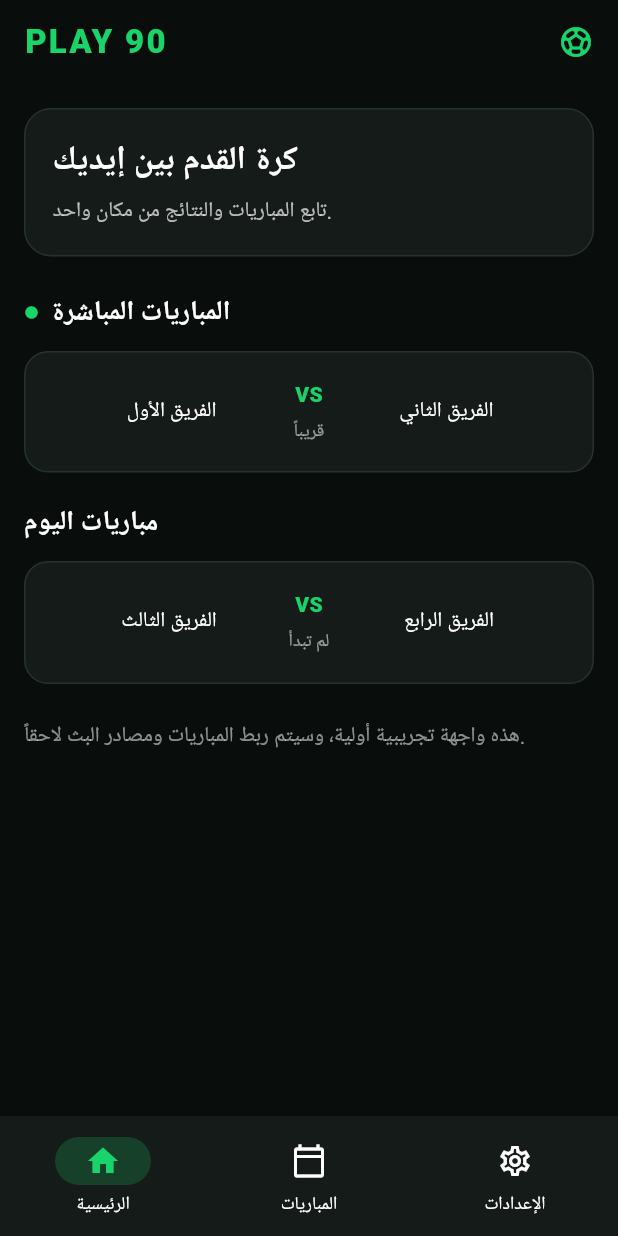
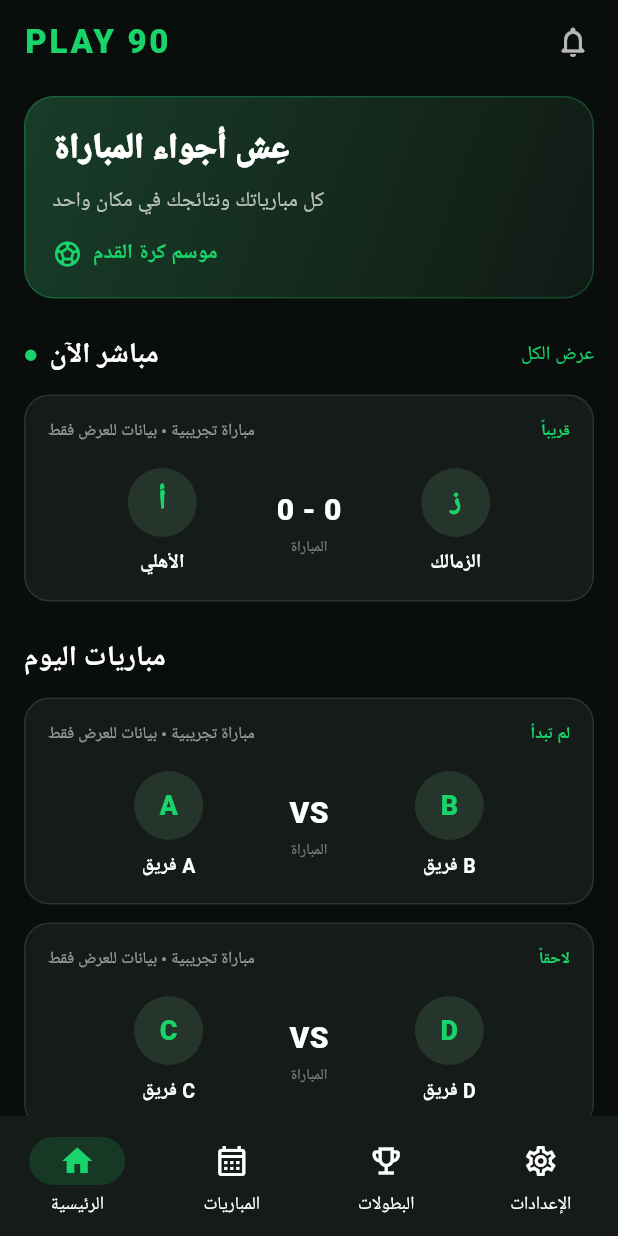
Before and after one commit to hassan18-hue/play-90-2, a Flutter app: the screen it shows after launch, on a phone screen of 412 x 824 dp. Run offline on Flutter 3.47's test engine with Material 3 defaults, Android fonts, the phone set to English and light mode, and no system bars.

Commit message:
Update main.dart

```diff
--- a/lib/main.dart
+++ b/lib/main.dart
@@ -1,8 +1,10 @@
 import 'package:flutter/material.dart';
 
-void main() {
-  runApp(const Play90App());
-}
+void main() => runApp(const Play90App());
+
+const green = Color(0xFF19D36B);
+const background = Color(0xFF090D0B);
+const panel = Color(0xFF151B18);
 
 class Play90App extends StatelessWidget {
   const Play90App({super.key});
@@ -10,16 +12,12 @@ class Play90App extends StatelessWidget {
   @override
   Widget build(BuildContext context) {
     return MaterialApp(
+      title: 'PLAY 90',
       debugShowCheckedModeBanner: false,
-      title: 'PLAY 90',
       theme: ThemeData(
         brightness: Brightness.dark,
-        scaffoldBackgroundColor: const Color(0xFF090D0B),
-        colorScheme: const ColorScheme.dark(
-          primary: Color(0xFF19D36B),
-          secondary: Color(0xFF19D36B),
-          surface: Color(0xFF151B18),
-        ),
+        scaffoldBackgroundColor: background,
+        colorScheme: const ColorScheme.dark(primary: green, surface: panel),
         useMaterial3: true,
       ),
       home: const HomePage(),
@@ -27,102 +25,130 @@ class Play90App extends StatelessWidget {
   }
 }
 
-class HomePage extends StatelessWidget {
+class HomePage extends StatefulWidget {
   const HomePage({super.key});
+
+  @override
+  State<HomePage> createState() => _HomePageState();
+}
+
+class _HomePageState extends State<HomePage> {
+  int selectedTab = 0;
 
   @override
   Widget build(BuildContext context) {
     return Scaffold(
       appBar: AppBar(
-        backgroundColor: const Color(0xFF090D0B),
-        title: const Text(
-          'PLAY 90',
-          style: TextStyle(
-            color: Color(0xFF19D36B),
-            fontWeight: FontWeight.w900,
-            letterSpacing: 1.5,
-          ),
-        ),
+        backgroundColor: background,
+        title: const Text('PLAY 90', style: TextStyle(
+          color: green, fontWeight: FontWeight.w900, letterSpacing: 1.8,
+        )),
         actions: const [
           Padding(
-            padding: EdgeInsets.only(right: 16),
-            child: Icon(Icons.sports_soccer, color: Color(0xFF19D36B)),
+            padding: EdgeInsetsDirectional.only(end: 18),
+            child: Icon(Icons.notifications_none_rounded, color: Colors.white70),
           ),
         ],
       ),
-      body: ListView(
-        padding: const EdgeInsets.all(16),
+      body: SafeArea(
+        child: ListView(
+          padding: const EdgeInsets.fromLTRB(16, 8, 16, 24),
           children: [
             Container(
               padding: const EdgeInsets.all(18),
               decoration: BoxDecoration(
-              color: const Color(0xFF151B18),
-              borderRadius: BorderRadius.circular(18),
-              border: Border.all(color: const Color(0xFF26332B)),
+                borderRadius: BorderRadius.circular(20),
+                gradient: const LinearGradient(
+                  colors: [Color(0xFF183D29), Color(0xFF111A15)],
+                  begin: Alignment.topLeft,
+                  end: Alignment.bottomRight,
+                ),
+                border: Border.all(color: green.withValues(alpha: .25)),
               ),
               child: const Column(
                 crossAxisAlignment: CrossAxisAlignment.start,
                 children: [
-                Text(
-                  'كرة القدم بين إيديك',
-                  style: TextStyle(fontSize: 22, fontWeight: FontWeight.bold),
-                ),
-                SizedBox(height: 8),
-                Text(
-                  'تابع المباريات والنتائج من مكان واحد.',
-                  style: TextStyle(color: Colors.white70),
-                ),
+                  Text('عِش أجواء المباراة', style: TextStyle(
+                    fontSize: 23, fontWeight: FontWeight.w900,
+                  )),
+                  SizedBox(height: 7),
+                  Text('كل مبارياتك ونتائجك في مكان واحد',
+                    style: TextStyle(color: Colors.white70)),
+                  SizedBox(height: 14),
+                  Row(children: [
+                    Icon(Icons.sports_soccer, color: green, size: 20),
+                    SizedBox(width: 7),
+                    Text('موسم كرة القدم', style: TextStyle(
+                      color: green, fontWeight: FontWeight.bold,
+                    )),
+                  ]),
                 ],
               ),
             ),
             const SizedBox(height: 24),
             const Row(
               children: [
-              Icon(Icons.circle, size: 10, color: Color(0xFF19D36B)),
+                Icon(Icons.circle, size: 9, color: green),
                 SizedBox(width: 8),
-              Text(
-                'المباريات المباشرة',
-                style: TextStyle(fontSize: 18, fontWeight: FontWeight.bold),
-              ),
+                Text('مباشر الآن', style: TextStyle(
+                  fontSize: 19, fontWeight: FontWeight.bold,
+                )),
+                Spacer(),
+                Text('عرض الكل', style: TextStyle(color: green, fontSize: 13)),
               ],
             ),
             const SizedBox(height: 12),
             const MatchCard(
-            home: 'الفريق الأول',
-            away: 'الفريق الثاني',
-            status: 'قريباً',
+              competition: 'مباراة تجريبية • بيانات للعرض فقط',
+              home: 'الأهلي', away: 'الزمالك',
+              homeMark: 'أ', awayMark: 'ز',
+              score: '0 - 0', status: 'قريباً',
             ),
-          const SizedBox(height: 20),
-          const Text(
-            'مباريات اليوم',
-            style: TextStyle(fontSize: 18, fontWeight: FontWeight.bold),
+            const SizedBox(height: 24),
+            const Text('مباريات اليوم', style: TextStyle(
+              fontSize: 19, fontWeight: FontWeight.bold,
+            )),
+            const SizedBox(height: 12),
+            const MatchCard(
+              competition: 'مباراة تجريبية • بيانات للعرض فقط',
+              home: 'فريق A', away: 'فريق B',
+              homeMark: 'A', awayMark: 'B',
+              score: 'VS', status: 'لم تبدأ',
             ),
             const SizedBox(height: 12),
             const MatchCard(
-            home: 'الفريق الثالث',
-            away: 'الفريق الرابع',
-            status: 'لم تبدأ',
+              competition: 'مباراة تجريبية • بيانات للعرض فقط',
+              home: 'فريق C', away: 'فريق D',
+              homeMark: 'C', awayMark: 'D',
+              score: 'VS', status: 'لاحقاً',
             ),
-          const SizedBox(height: 24),
+            const SizedBox(height: 18),
             const Text(
-            'هذه واجهة تجريبية أولية، وسيتم ربط المباريات ومصادر البث لاحقاً.',
-            style: TextStyle(color: Colors.white54, height: 1.5),
+              'ملاحظة: المباريات الظاهرة تجريبية وليست مواعيد أو نتائج حقيقية. '
+              'سنربط التطبيق بمصدر بيانات مرخّص في مرحلة لاحقة.',
+              style: TextStyle(color: Colors.white54, height: 1.5, fontSize: 12),
             ),
           ],
         ),
+      ),
       bottomNavigationBar: NavigationBar(
-        backgroundColor: const Color(0xFF151B18),
-        indicatorColor: const Color(0x3319D36B),
-        selectedIndex: 0,
+        backgroundColor: panel,
+        indicatorColor: green.withValues(alpha: .16),
+        selectedIndex: selectedTab,
+        onDestinationSelected: (index) => setState(() => selectedTab = index),
         destinations: const [
           NavigationDestination(
             icon: Icon(Icons.home_outlined),
-            selectedIcon: Icon(Icons.home, color: Color(0xFF19D36B)),
+            selectedIcon: Icon(Icons.home, color: green),
             label: 'الرئيسية',
           ),
           NavigationDestination(
-            icon: Icon(Icons.calendar_today_outlined),
+            icon: Icon(Icons.calendar_month_outlined),
             label: 'المباريات',
+          ),
+          NavigationDestination(
+            icon: Icon(Icons.emoji_events_outlined),
+            label: 'البطولات',
           ),
           NavigationDestination(
             icon: Icon(Icons.settings_outlined),
@@ -135,52 +161,75 @@ class HomePage extends StatelessWidget {
 }
 
 class MatchCard extends StatelessWidget {
-  final String home;
-  final String away;
-  final String status;
+  final String competition, home, away, homeMark, awayMark, score, status;
 
   const MatchCard({
     super.key,
+    required this.competition,
     required this.home,
     required this.away,
+    required this.homeMark,
+    required this.awayMark,
+    required this.score,
     required this.status,
   });
 
   @override
   Widget build(BuildContext context) {
     return Container(
-      padding: const EdgeInsets.symmetric(horizontal: 16, vertical: 18),
+      padding: const EdgeInsets.all(15),
       decoration: BoxDecoration(
-        color: const Color(0xFF151B18),
-        borderRadius: BorderRadius.circular(16),
-        border: Border.all(color: const Color(0xFF26332B)),
+        color: panel,
+        borderRadius: BorderRadius.circular(17),
+        border: Border.all(color: const Color(0xFF29352E)),
       ),
-      child: Row(
+      child: Column(
         children: [
-          Expanded(
-            child: Text(home, textAlign: TextAlign.center),
-          ),
-          Column(
-            children: [
-              const Text(
-                'VS',
-                style: TextStyle(
-                  color: Color(0xFF19D36B),
-                  fontWeight: FontWeight.w900,
-                ),
-              ),
-              const SizedBox(height: 6),
-              Text(
-                status,
-                style: const TextStyle(color: Colors.white54, fontSize: 12),
-              ),
-            ],
-          ),
-          Expanded(
-            child: Text(away, textAlign: TextAlign.center),
-          ),
+          Row(children: [
+            Expanded(child: Text(competition, style: const TextStyle(
+              color: Colors.white54, fontSize: 11,
+            ))),
+            Text(status, style: const TextStyle(color: green, fontSize: 11,
+              fontWeight: FontWeight.bold)),
+          ]),
+          const SizedBox(height: 17),
+          Row(children: [
+            Expanded(child: _Team(name: home, mark: homeMark)),
+            Column(children: [
+              Text(score, style: const TextStyle(
+                fontSize: 20, fontWeight: FontWeight.w900,
+              )),
+              const SizedBox(height: 3),
+              const Text('المباراة', style: TextStyle(
+                color: Colors.white38, fontSize: 10,
+              )),
+            ]),
+            Expanded(child: _Team(name: away, mark: awayMark)),
+          ]),
         ],
       ),
     );
   }
 }
+
+class _Team extends StatelessWidget {
+  final String name, mark;
+  const _Team({required this.name, required this.mark});
+
+  @override
+  Widget build(BuildContext context) {
+    return Column(children: [
+      CircleAvatar(
+        radius: 23,
+        backgroundColor: const Color(0xFF26352C),
+        child: Text(mark, style: const TextStyle(
+          color: green, fontWeight: FontWeight.w900, fontSize: 18,
+        )),
+      ),
+      const SizedBox(height: 8),
+      Text(name, textAlign: TextAlign.center, style: const TextStyle(
+        fontWeight: FontWeight.bold, fontSize: 13,
+      )),
+    ]);
+  }
+}
```
Lines whose indentation alone changed are shown as unchanged.
